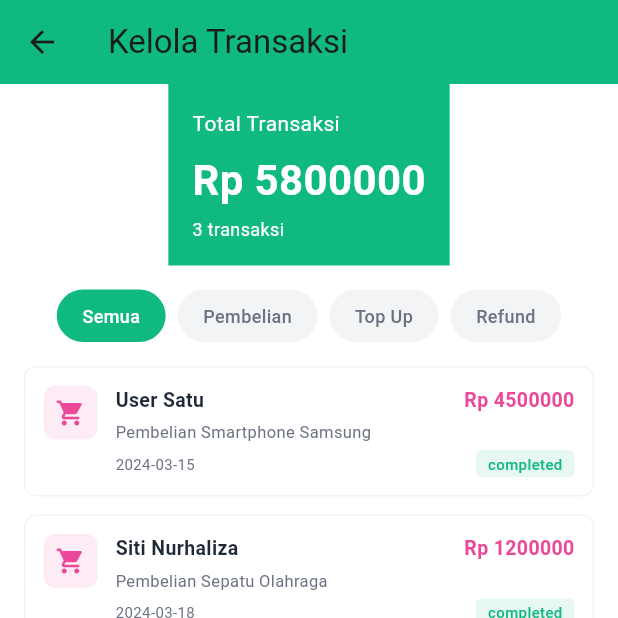
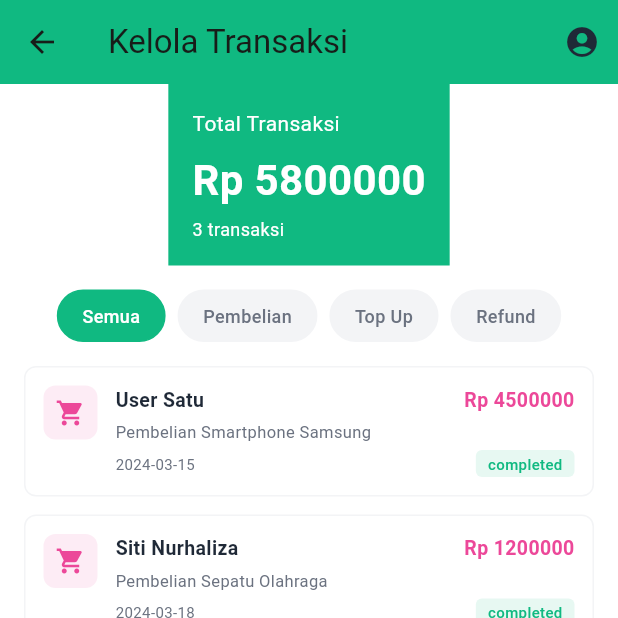
Before and after one commit to evanparisya/parisy_app, a Flutter app: the AdminTransactionsScreen screen opened directly, on a phone screen of 412 x 824 dp, the top half of it. Run offline on Flutter 3.47's test engine with Material 3 defaults, Android fonts, the phone set to English and light mode, and no system bars; our stand-ins replace dio, image_picker; accounts and stored records are empty; Roboto replaces fonts that are missing (Poppins).

Commit message:
profil setiap pages

```diff
--- a/lib/core/widgets/common_widgets.dart
+++ b/lib/core/widgets/common_widgets.dart
@@ -257,3 +257,23 @@ class EmptyStateWidget extends StatelessWidget {
     );
   }
 }
+
+/// Profile action for AppBar: navigates to profile route
+class ProfileAppBarAction extends StatelessWidget {
+  final Color? iconColor;
+
+  const ProfileAppBarAction({Key? key, this.iconColor}) : super(key: key);
+
+  @override
+  Widget build(BuildContext context) {
+    return IconButton(
+      icon: Icon(
+        Icons.account_circle,
+        color: iconColor ?? Color(AppColors.neutralBlack),
+      ),
+      onPressed: () {
+        Navigator.pushNamed(context, '/profile');
+      },
+    );
+  }
+}
--- a/lib/features/admin/screens/admin_products_screen.dart
+++ b/lib/features/admin/screens/admin_products_screen.dart
@@ -44,6 +44,9 @@ class _AdminProductsScreenState extends State<AdminProductsScreen> {
           icon: Icon(Icons.arrow_back),
           onPressed: () => Navigator.pop(context),
         ),
+        actions: [
+          ProfileAppBarAction(),
+        ],
       ),
       body: Column(
         children: [
--- a/lib/features/admin/screens/admin_transactions_screen.dart
+++ b/lib/features/admin/screens/admin_transactions_screen.dart
@@ -1,6 +1,7 @@
 import 'package:flutter/material.dart';
 import 'package:provider/provider.dart';
 import '../../../core/constants/app_constants.dart';
+import '../../../core/widgets/common_widgets.dart';
 import '../controllers/admin_controller.dart';
 import '../models/admin_transaction_model.dart';
 
@@ -35,6 +36,9 @@ class _AdminTransactionsScreenState extends State<AdminTransactionsScreen> {
           icon: Icon(Icons.arrow_back),
           onPressed: () => Navigator.pop(context),
         ),
+        actions: [
+          ProfileAppBarAction(),
+        ],
       ),
       body: Column(
         children: [
--- a/lib/features/admin/screens/admin_users_screen.dart
+++ b/lib/features/admin/screens/admin_users_screen.dart
@@ -46,6 +46,9 @@ class _AdminUsersScreenState extends State<AdminUsersScreen> {
           icon: Icon(Icons.arrow_back),
           onPressed: () => Navigator.pop(context),
         ),
+        actions: [
+          ProfileAppBarAction(),
+        ],
       ),
       body: Column(
         children: [
--- a/lib/features/cart/screens/cart_screen.dart
+++ b/lib/features/cart/screens/cart_screen.dart
@@ -46,6 +46,9 @@ class _CartScreenState extends State<CartScreen> {
             fontWeight: FontWeight.bold,
           ),
         ),
+        actions: [
+          ProfileAppBarAction(),
+        ],
       ),
       body: Consumer<CartController>(
         builder: (context, cartController, child) {
--- a/lib/features/marketplace/screens/marketplace_screen.dart
+++ b/lib/features/marketplace/screens/marketplace_screen.dart
@@ -60,6 +60,9 @@ class _MarketplaceScreenState extends State<MarketplaceScreen> {
             fontWeight: FontWeight.bold,
           ),
         ),
+        actions: [
+          ProfileAppBarAction(),
+        ],
       ),
       body: Consumer<MarketplaceController>(
         builder: (context, controller, child) {
--- a/lib/features/marketplace/screens/product_detail_screen.dart
+++ b/lib/features/marketplace/screens/product_detail_screen.dart
@@ -37,6 +37,9 @@ class _ProductDetailScreenState extends State<ProductDetailScreen> {
           ),
         ),
         centerTitle: true,
+        actions: [
+          ProfileAppBarAction(),
+        ],
       ),
       body: SafeArea(
         child: SingleChildScrollView(
--- a/lib/features/orders/screens/order_history_screen.dart
+++ b/lib/features/orders/screens/order_history_screen.dart
@@ -34,6 +34,9 @@ class _OrderHistoryScreenState extends State<OrderHistoryScreen> {
             fontWeight: FontWeight.bold,
           ),
         ),
+        actions: [
+          ProfileAppBarAction(),
+        ],
       ),
       body: Consumer<OrderController>(
         builder: (context, orderController, child) {
@@ -225,6 +228,9 @@ class _OrderDetailScreenState extends State<OrderDetailScreen> {
             fontWeight: FontWeight.bold,
           ),
         ),
+        actions: [
+          ProfileAppBarAction(),
+        ],
       ),
       body: Consumer<OrderController>(
         builder: (context, orderController, child) {
```
Also changed, not shown: lib/features/admin/screens/admin_dashboard_screen.dart (+2 -19 lines), lib/features/profile/screens/profile_screen.dart (+4 -3 lines), lib/main.dart (+4 -22 lines), pubspec.lock.
